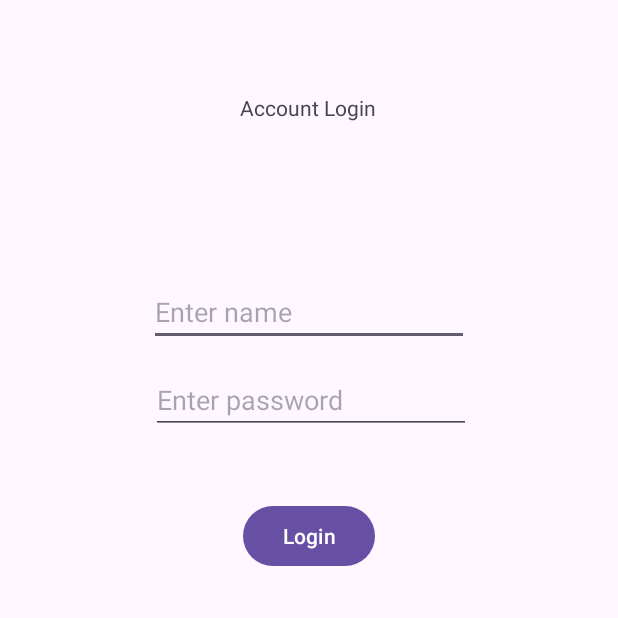
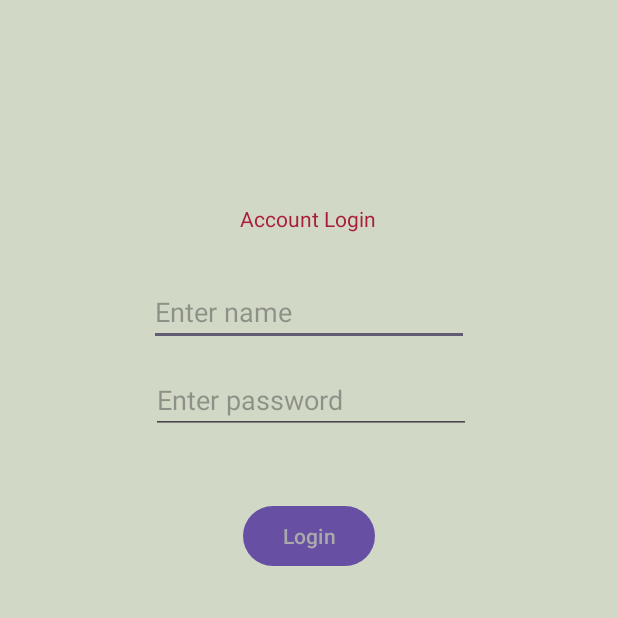
Before and after one commit to sanjanas01/appdev, an Android app: the screen it shows after launch (MainActivity), on a phone screen of 412 x 824 dp, the top half of it. Run offline under Robolectric (Android 15) with nearby library versions, the phone set to English and light mode, and no system bars.

Commit message:
new commit

```diff
--- /dev/null
+++ b/app/src/main/java/com/example/vit/kotlinex/Basic.kt
@@ -0,0 +1,3 @@
+package com.example.vit.kotlinex
+
+class Basic(var name: String, var age: Int, var postalAddress: String)
--- a/app/src/main/java/com/example/vit/kotlinex/basic.java
+++ /dev/null
@@ -1,4 +0,0 @@
-package com.example.vit.kotlinex;
-
-public class basic {
-}
--- a/app/src/main/res/layout/activity_main.xml
+++ b/app/src/main/res/layout/activity_main.xml
@@ -2,6 +2,7 @@
 <androidx.constraintlayout.widget.ConstraintLayout xmlns:android="http://schemas.android.com/apk/res/android"
     xmlns:app="http://schemas.android.com/apk/res-auto"
     xmlns:tools="http://schemas.android.com/tools"
+    android:background="@color/bg"
     android:layout_width="match_parent"
     android:layout_height="match_parent"
     tools:context=".MainActivity">
@@ -11,6 +12,7 @@
         android:layout_width="wrap_content"
         android:layout_height="wrap_content"
         android:layout_marginTop="44dp"
+        android:textColor="@android:color/darker_gray"
         android:text="Login"
         app:layout_constraintEnd_toEndOf="parent"
         app:layout_constraintStart_toStartOf="parent"
@@ -21,12 +23,14 @@
         android:layout_width="wrap_content"
         android:layout_height="wrap_content"
         android:text="Account Login"
+        android:textFontWeight="@integer/material_motion_duration_medium_2"
+        android:textColor="@color/heading"
         app:layout_constraintBottom_toBottomOf="parent"
         app:layout_constraintEnd_toEndOf="parent"
         app:layout_constraintHorizontal_bias="0.498"
         app:layout_constraintStart_toStartOf="parent"
         app:layout_constraintTop_toTopOf="parent"
-        app:layout_constraintVertical_bias="0.077" />
+        app:layout_constraintVertical_bias="0.169" />
 
     <EditText
         android:id="@+id/editTextTextEmailAddress"
@@ -34,7 +38,7 @@
         android:layout_height="wrap_content"
         android:layout_marginTop="185dp"
         android:ems="10"
-
+        android:textColor="@color/mycl"
         android:hint="Enter name"
         android:inputType="textEmailAddress"
         app:layout_constraintEnd_toEndOf="parent"
@@ -48,7 +52,7 @@
         android:layout_marginStart="1dp"
         android:layout_marginTop="13dp"
         android:hint="Enter password"
-
+        android:textColor="@color/mycl"
         android:ems="10"
         android:inputType="numberPassword"
         app:layout_constraintStart_toStartOf="@+id/editTextTextEmailAddress"
--- a/app/src/main/res/values/colors.xml
+++ b/app/src/main/res/values/colors.xml
@@ -2,4 +2,7 @@
 <resources>
     <color name="black">#FF000000</color>
     <color name="white">#FFFFFFFF</color>
+    <color name="mycl">#01204E</color>
+    <color name="bg">#D1D8C5</color>
+    <color name="heading">#A91D3A</color>
 </resources>
```
Also changed, not shown: app/src/main/java/com/example/vit/kotlinex/Egjava.java (added, +38 -0 lines), app/src/main/java/com/example/vit/kotlinex/Try.kt (added, +14 -0 lines).
